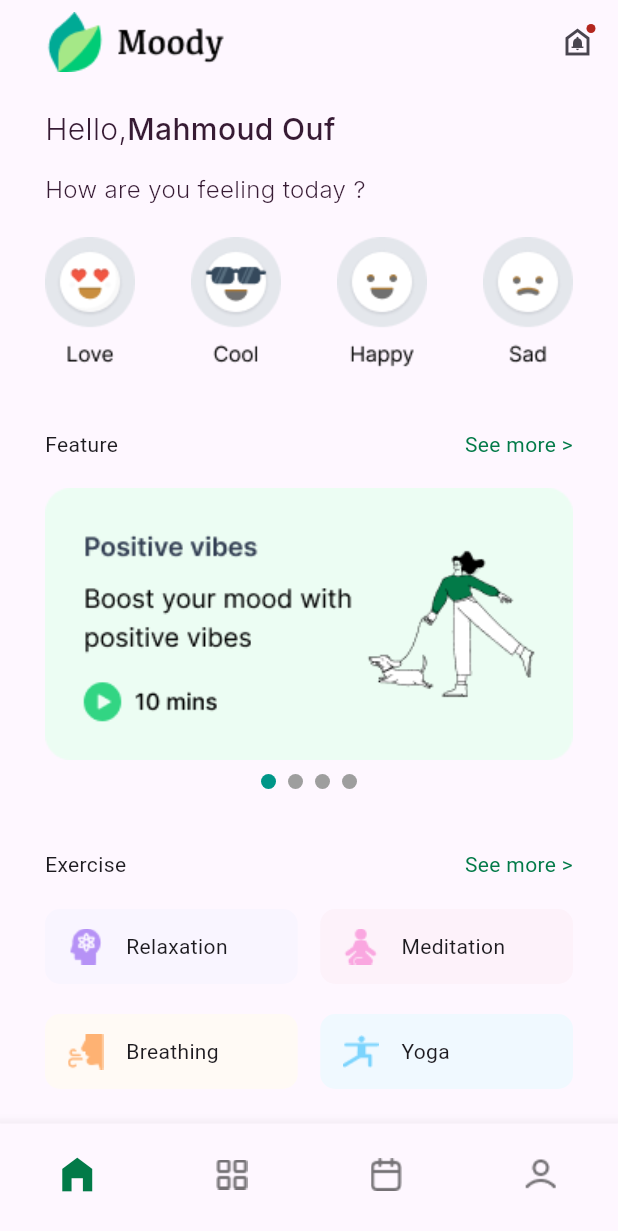
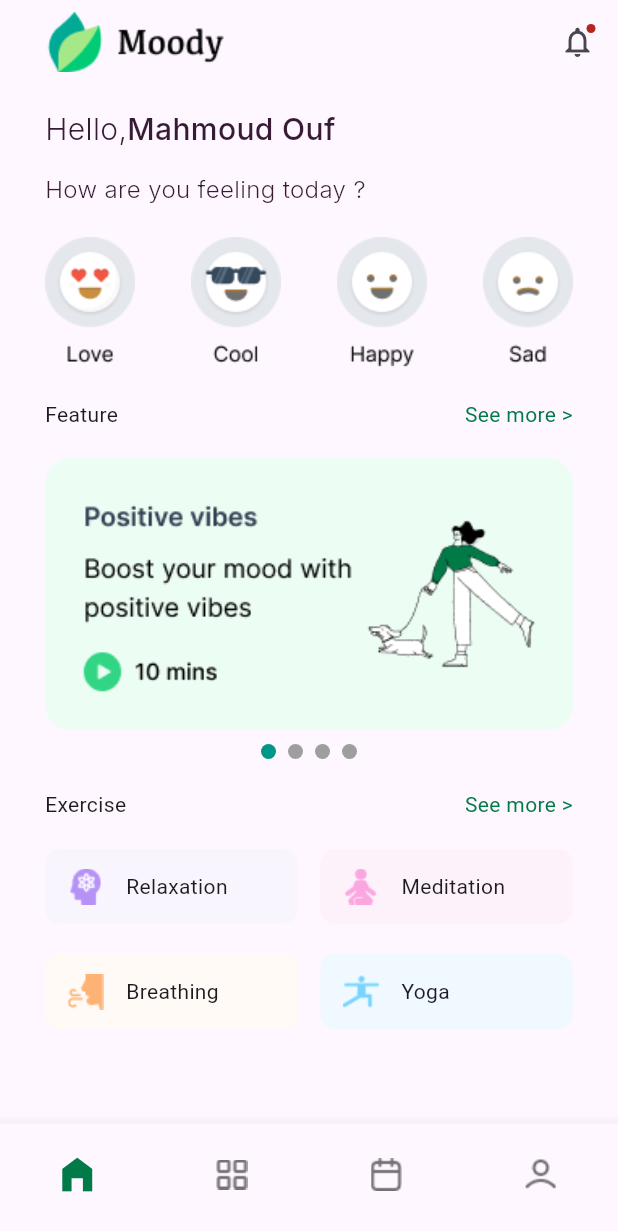
Before and after one commit to MahmouudMohamed/exam_c11_star, a Flutter app: the screen it shows after launch, on a phone screen of 412 x 824 dp. Shown: the top 1231 px of the screen. Run offline on Flutter 3.47's test engine with Material 3 defaults, Android fonts, the phone set to English and light mode, and no system bars; drawn by our look-alikes of smooth_page_indicator; our stand-ins replace google_fonts.

Commit message:
edit sizedbox

```diff
--- a/lib/health/pages/home/home.dart
+++ b/lib/health/pages/home/home.dart
@@ -61,7 +61,7 @@ class HomeScreen extends StatelessWidget {
             ],
           ),
           SizedBox(
-            height: 40,
+            height: 20,
           ),
           RowsTitle(title: "Feature"),
           SizedBox(
@@ -69,7 +69,7 @@ class HomeScreen extends StatelessWidget {
           ),
           IndicatorPageview(),
           SizedBox(
-            height: 40,
+            height: 20,
           ),
           RowsTitle(title: "Exercise"),
           SizedBox(
--- a/lib/health/pages/home/moody_health_main.dart
+++ b/lib/health/pages/home/moody_health_main.dart
@@ -27,7 +27,7 @@ int index = 0;
           Padding(
             padding: const EdgeInsets.all(15.0),
             child: Badge(
-              child: Icon(Icons.doorbell_outlined)),
+              child: Icon(Icons.notifications_none_outlined)),
           ),
         ],
       ),
```
